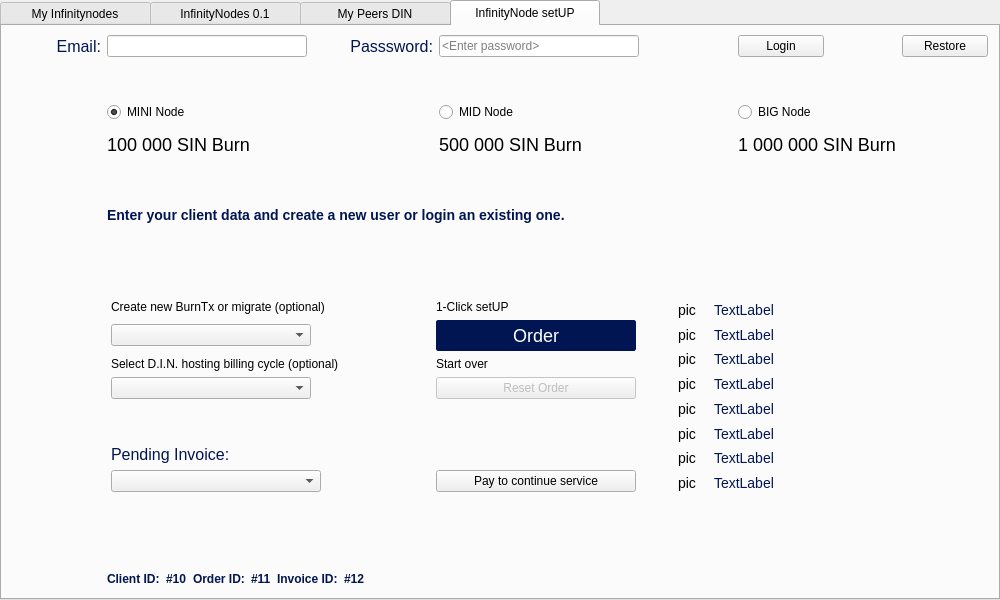
Above: src/qt/forms/masternodelist.ui from hardwarewise/SIN-core before the change. Below: the same form after it.
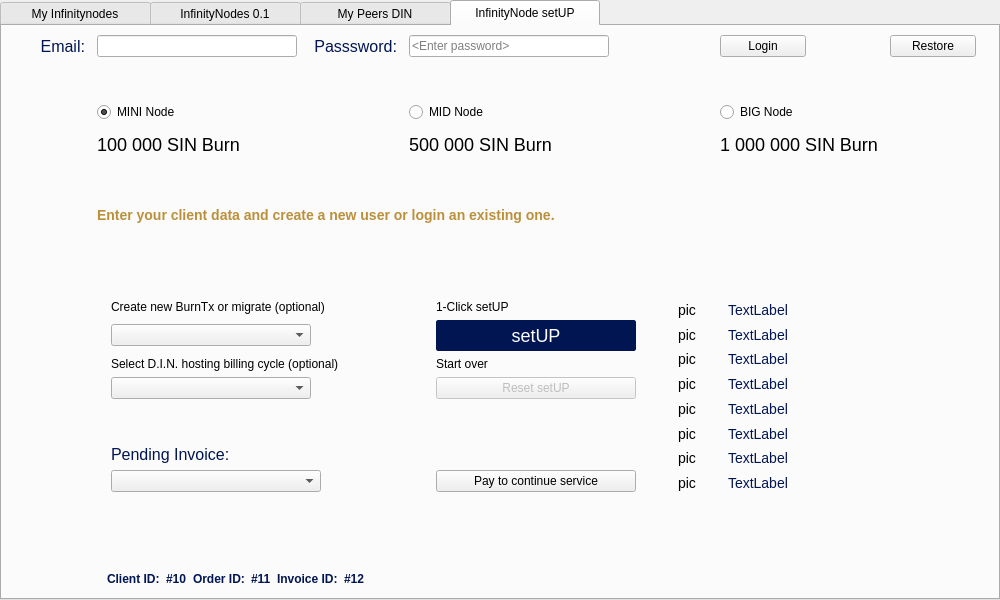
That is the form after the change. Icons and pictures are not drawn.

```diff
--- a/src/qt/forms/masternodelist.ui
+++ b/src/qt/forms/masternodelist.ui
@@ -601,13 +601,13 @@
              </property>
              <property name="minimumSize">
               <size>
-               <width>90</width>
+               <width>68</width>
                <height>0</height>
               </size>
              </property>
              <property name="maximumSize">
               <size>
-               <width>90</width>
+               <width>68</width>
                <height>16777215</height>
               </size>
              </property>
@@ -671,7 +671,7 @@
              <property name="styleSheet">
               <string notr="true">font-size:14px;
 font-weight:bold;
-color: #011552;
+color: #BC8F3A;
 </string>
              </property>
              <property name="text">
@@ -789,13 +789,13 @@
              </property>
              <property name="minimumSize">
               <size>
-               <width>120</width>
+               <width>88</width>
                <height>0</height>
               </size>
              </property>
              <property name="maximumSize">
               <size>
-               <width>120</width>
+               <width>88</width>
                <height>16777215</height>
               </size>
              </property>
@@ -969,7 +969,7 @@
                  <string notr="true"/>
                 </property>
                 <property name="text">
-                 <string>Reset Order</string>
+                 <string>Reset setUP</string>
                 </property>
                </widget>
               </item>
@@ -1262,14 +1262,14 @@
                  <string notr="true"/>
                 </property>
                 <property name="text">
-                 <string>Order</string>
+                 <string>setUP</string>
                 </property>
                </widget>
               </item>
              </layout>
             </item>
             <item>
-             <layout class="QHBoxLayout" name="horizontalLayout_4" stretch="10,90">
+             <layout class="QHBoxLayout" name="horizontalLayout_4" stretch="15,85">
               <item>
                <layout class="QVBoxLayout" name="verticalLayout_7">
                 <item>
```
